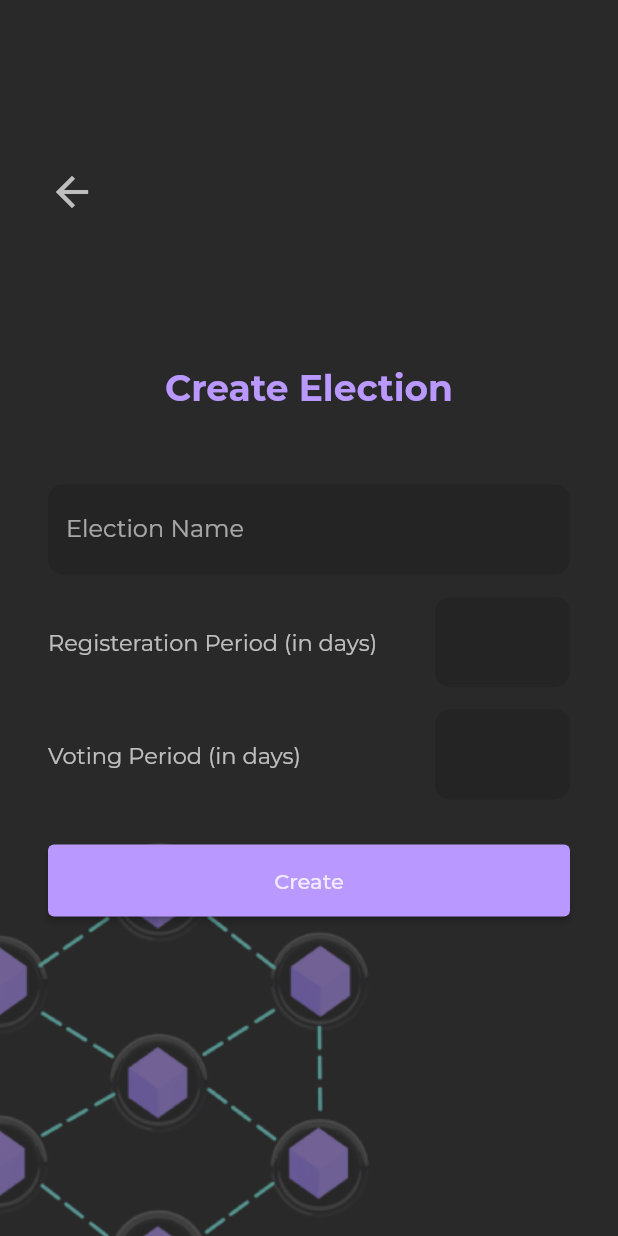
After one commit to emem365/evoting_web3, a Flutter app: the Election screen opened directly, on a phone screen of 412 x 824 dp. The commit adds this screen. Run offline on Flutter 3.47's test engine with Material 2 defaults, Android fonts, the phone set to English and light mode, and no system bars; our stand-ins replace google_fonts; missing offline and left inert: checkdigit.

Commit message:
election creation page

```diff
--- /dev/null
+++ b/aasha/lib/election.dart
@@ -0,0 +1,185 @@
+import 'package:flutter/material.dart';
+
+class Election extends StatefulWidget {
+  const Election({Key? key}) : super(key: key);
+
+  @override
+  _ElectionState createState() => _ElectionState();
+}
+
+class _ElectionState extends State<Election> {
+  bool _isNumeric(String? str) {
+    if (str == null) {
+      return false;
+    }
+    return double.tryParse(str) != null;
+  }
+
+  final _formKey = GlobalKey<FormState>();
+  @override
+  Widget build(BuildContext context) {
+    return Scaffold(
+      body: Stack(
+        children: [
+          Positioned(
+              bottom: -150,
+              left: -150,
+              child: Opacity(
+                  opacity: 0.5, child: Image.asset('assets/icon-fg.png'))),
+          Positioned.fill(
+            child: Padding(
+              padding: const EdgeInsets.all(32.0),
+              child: Form(
+                key: _formKey,
+                child: SingleChildScrollView(
+                  child: Column(
+                    crossAxisAlignment: CrossAxisAlignment.stretch,
+                    children: [
+                      Padding(
+                        padding: const EdgeInsets.only(top: 80),
+                        child: Align(
+                          alignment: Alignment.topLeft,
+                          child: GestureDetector(
+                            onTap: () => Navigator.pop(context),
+                            child: const Icon(
+                              Icons.arrow_back,
+                              size: 32,
+                              color: Colors.white70,
+                            ),
+                          ),
+                        ),
+                      ),
+                      Padding(
+                        padding: const EdgeInsets.only(bottom: 50.0, top: 100),
+                        child: Column(
+                          crossAxisAlignment: CrossAxisAlignment.center,
+                          children: [
+                            Text(
+                              "Create Election",
+                              style: Theme.of(context)
+                                  .textTheme
+                                  .headline5
+                                  ?.copyWith(
+                                      color: const Color(0xFFB998FF),
+                                      fontWeight: FontWeight.bold),
+                            ),
+                          ],
+                        ),
+                      ),
+                      TextFormField(
+                        style: const TextStyle(color: Colors.white),
+                        validator: (value) {
+                          if (value!.isEmpty) {
+                            return 'Please enter a valid name';
+                          }
+                          return null;
+                        },
+                        decoration: InputDecoration(
+                          hintText: 'Election Name',
+                          filled: true,
+                          fillColor: Colors.black12,
+                          border: OutlineInputBorder(
+                            borderRadius: BorderRadius.circular(10),
+                            borderSide: BorderSide.none,
+                          ),
+                        ),
+                      ),
+                      const SizedBox(
+                        height: 15,
+                      ),
+                      Row(
+                        mainAxisAlignment: MainAxisAlignment.spaceBetween,
+                        children: [
+                          const Text("Registeration Period (in days)",
+                              style: TextStyle(
+                                  color: Colors.white70, fontSize: 15)),
+                          SizedBox(
+                            width: 90,
+                            child: TextFormField(
+                              validator: (value) {
+                                if (!_isNumeric(value) ||
+                                    int.parse(value!) <= 0) {
+                                  return 'Invalid number';
+                                }
+                                return null;
+                              },
+                              cursorColor: Colors.white70,
+                              style: const TextStyle(color: Colors.white),
+                              decoration: InputDecoration(
+                                filled: true,
+                                fillColor: Colors.black12,
+                                border: OutlineInputBorder(
+                                  borderRadius: BorderRadius.circular(10),
+                                  borderSide: BorderSide.none,
+                                ),
+                              ),
+                            ),
+                          ),
+                        ],
+                      ),
+                      const SizedBox(
+                        height: 15,
+                      ),
+                      Row(
+                        mainAxisAlignment: MainAxisAlignment.spaceBetween,
+                        children: [
+                          const Text("Voting Period (in days)",
+                              style: TextStyle(
+                                  color: Colors.white70, fontSize: 15)),
+                          SizedBox(
+                            width: 90,
+                            child: TextFormField(
+                              validator: (value) {
+                                if (!_isNumeric(value) ||
+                                    int.parse(value!) <= 0) {
+                                  return 'Invalid number';
+                                }
+                                return null;
+                              },
+                              cursorColor: Colors.white70,
+                              style: const TextStyle(color: Colors.white),
+                              decoration: InputDecoration(
+                                filled: true,
+                                fillColor: Colors.black12,
+                                border: OutlineInputBorder(
+                                  borderRadius: BorderRadius.circular(10),
+                                  borderSide: BorderSide.none,
+                                ),
+                              ),
+                            ),
+                          ),
+                        ],
+                      ),
+                      Padding(
+                        padding: const EdgeInsets.only(top: 30.0),
+                        child: SizedBox(
+                          width: MediaQuery.of(context).size.width * 2.2 / 3,
+                          height: 48,
+                          child: ElevatedButton(
+                            style: ButtonStyle(
+                              backgroundColor: MaterialStateProperty.all(
+                                  const Color(0xFFB998FF)),
+                            ),
+                            onPressed: () {
+                              if (_formKey.currentState!.validate()) {
+                              } else {}
+                            },
+                            child: Text(
+                              "Create",
+                              style: TextStyle(
+                                  color: Colors.white.withOpacity(0.8)),
+                            ),
+                          ),
+                        ),
+                      )
+                    ],
+                  ),
+                ),
+              ),
+            ),
+          ),
+        ],
+      ),
+    );
+  }
+}
--- a/aasha/lib/otp_screen.dart
+++ b/aasha/lib/otp_screen.dart
@@ -37,10 +37,7 @@ class _OtpPageState extends State<OtpPage> {
                       ),
                     ),
                     const SizedBox(
-                      height: 18,
-                    ),
-                    const SizedBox(
-                      height: 24,
+                      height: 42,
                     ),
                     Text(
                       'Verification',
--- a/aasha/lib/register.dart
+++ b/aasha/lib/register.dart
@@ -1,4 +1,5 @@
 import 'dart:ui';
+import 'package:aasha/election.dart';
 import 'package:aasha/otp_screen.dart';
 import 'package:checkdigit/checkdigit.dart';
 import 'package:flutter/material.dart';
@@ -146,7 +147,10 @@ class _RegisterState extends State<Register> {
                                   return OtpPage();
                                 }));
                               } else {
-                                print("no");
+                                Navigator.push(context,
+                                    MaterialPageRoute(builder: (context) {
+                                  return Election();
+                                }));
                               }
                             },
                             child: Text(
--- a/aasha/pubspec.yaml
+++ b/aasha/pubspec.yaml
@@ -27,6 +27,7 @@ environment:
 # the latest version available on pub.dev. To see which dependencies have newer
 # versions available, run `flutter pub outdated`.
 dependencies:
+
   checkdigit: ^0.3.1
   cupertino_icons: ^1.0.2
   flutter:
```
Also changed, not shown: aasha/lib/voting_page.dart (added).
